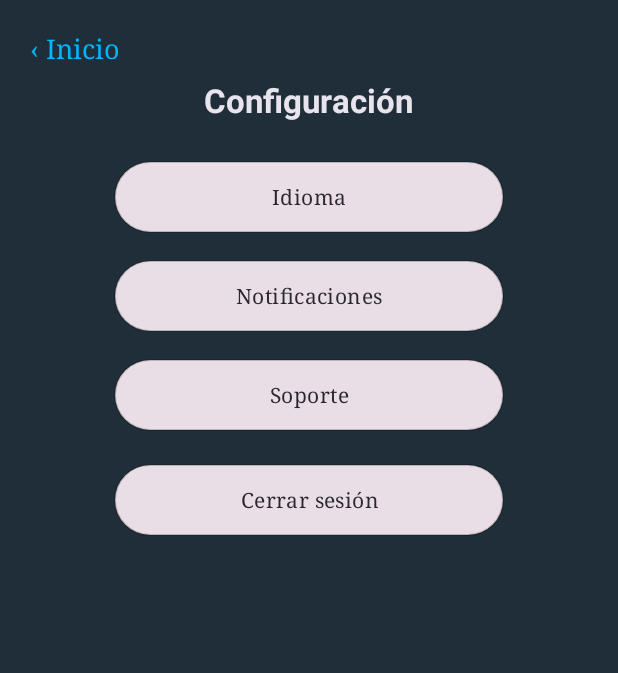
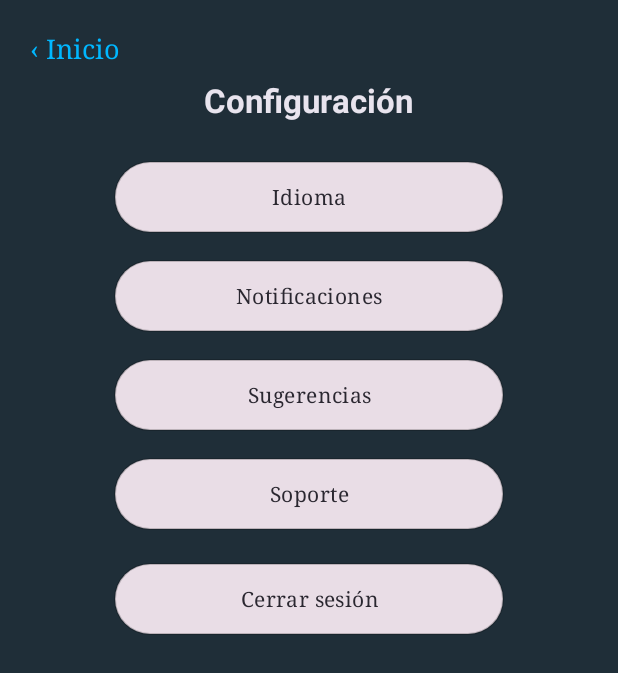
Before and after one commit to Emilio24-dev/Software, an Android app: the SettActivity screen opened directly, with no data from a screen before it, on a phone screen of 412 x 824 dp. Shown: the top 673 px of the screen. Run offline under Robolectric (Android 15) with nearby library versions, the phone set to English and light mode, and no system bars.

Commit message:
actualizando archivos

```diff
--- a/app/src/main/AndroidManifest.xml
+++ b/app/src/main/AndroidManifest.xml
@@ -31,6 +31,9 @@
         android:theme="@style/Theme.Registro"
         android:usesCleartextTraffic="true"
         tools:targetApi="31">
+        <activity
+            android:name=".SugerenciasActivity"
+            android:exported="false" />
         <activity
             android:name=".ServicioActivity"
             android:exported="false" />
--- a/app/src/main/java/com/example/registro/SettActivity.kt
+++ b/app/src/main/java/com/example/registro/SettActivity.kt
@@ -44,6 +44,10 @@ class SettActivity : AppCompatActivity() {
         }
         // ===== fin soporte =====
 
+        findViewById<Button>(R.id.btnSugerencias)?.setOnClickListener {
+            startActivity(Intent(this, SugerenciasActivity::class.java))
+        }
+
         // Notificaciones (si la tienes)
         findViewById<Button>(R.id.btnNotificaciones)?.setOnClickListener {
             startActivity(Intent(this, NotificacionesActivity::class.java))
@@ -53,6 +57,8 @@ class SettActivity : AppCompatActivity() {
         //findViewById<Button>(R.id.btnTema)?.setOnClickListener { /* TODO */ }
         findViewById<Button>(R.id.btnCerrarSesion)?.setOnClickListener { /* TODO */ }
 
+
+
         // Insets
         ViewCompat.setOnApplyWindowInsetsListener(findViewById(R.id.main)) { v, insets ->
             val systemBars = insets.getInsets(WindowInsetsCompat.Type.systemBars())
--- a/app/src/main/res/layout/activity_sett.xml
+++ b/app/src/main/res/layout/activity_sett.xml
@@ -87,6 +87,21 @@
             android:textAllCaps="false"
             android:letterSpacing="0.02" />
 
+        <Button
+            android:id="@+id/btnSugerencias"
+            android:text="Sugerencias"
+            android:layout_width="260dp"
+            android:layout_height="wrap_content"
+            android:layout_marginTop="18dp"
+            android:layout_gravity="center_horizontal"
+            android:background="@drawable/boton_redondeado"
+            android:backgroundTint="@null"
+            app:backgroundTint="@null"
+            android:textColor="@color/settings_button_text"
+            android:fontFamily="serif"
+            android:textAllCaps="false"
+            android:letterSpacing="0.02" />
+
         <!-- Botón Soporte -->
         <Button
             android:id="@+id/btnSoporte"
```
Also changed, not shown: app/src/main/java/com/example/registro/SugerenciasActivity.kt (added, +81 -0 lines), app/src/main/res/layout/activity_sugerencias.xml (added, +61 -0 lines).
